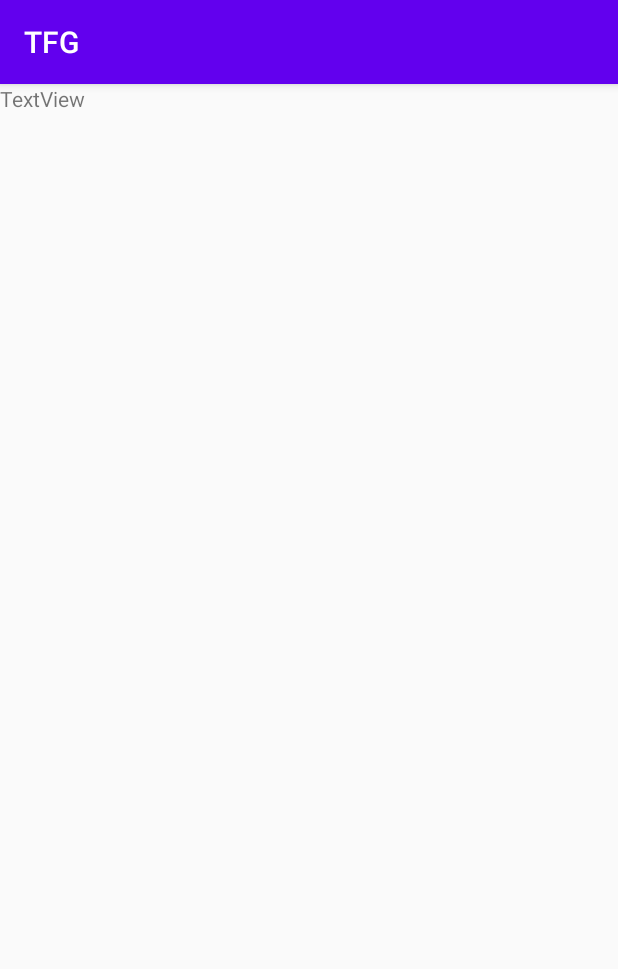
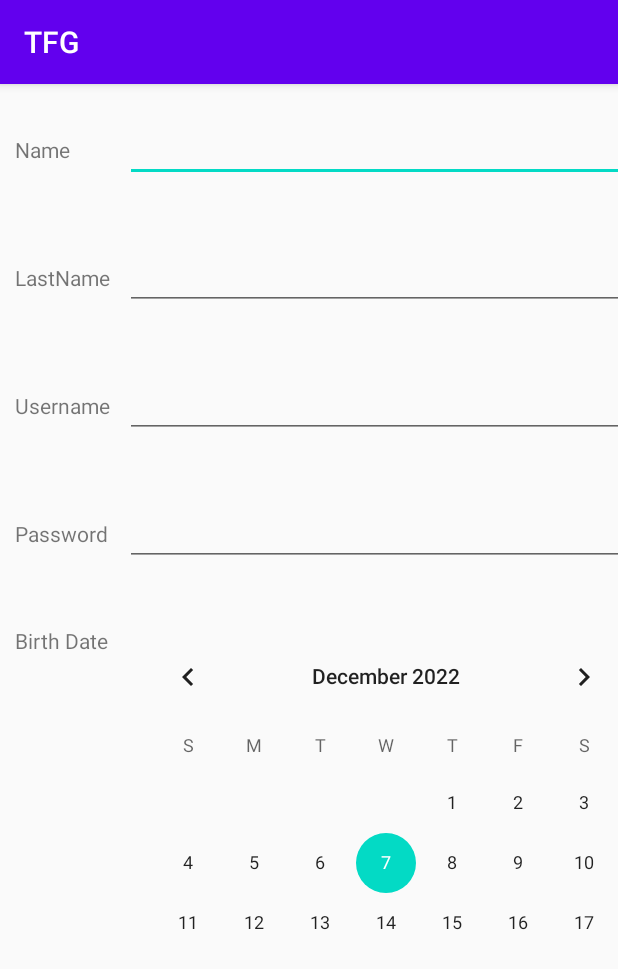
Before and after one commit to David-Francesch/TFG, an Android app: the RegisterWindow screen opened directly, with no data from a screen before it, on a phone screen of 412 x 824 dp. Shown: the top 969 px of the screen. Run offline under Robolectric (Android 15) with nearby library versions, the phone set to English and light mode, and no system bars.

Commit message:
color, shape, regWindow

```diff
--- /dev/null
+++ b/app/src/main/res/drawable/shape.xml
@@ -0,0 +1,5 @@
+<?xml version="1.0" encoding="utf-8"?>
+<shape xmlns:android="http://schemas.android.com/apk/res/android">
+    <corners android:radius="50dp"></corners>
+    <solid android:color="@color/green"></solid>
+</shape>
--- a/app/src/main/res/layout/activity_main.xml
+++ b/app/src/main/res/layout/activity_main.xml
@@ -5,6 +5,19 @@
     android:layout_width="match_parent"
     android:layout_height="match_parent"
     tools:context=".MainActivity">
+
+    <TextView
+        android:id="@+id/NombreApp"
+        android:layout_width="wrap_content"
+        android:layout_height="wrap_content"
+        android:text="NombreApp"
+        android:textAlignment="center"
+
+        app:layout_constraintBottom_toBottomOf="parent"
+        app:layout_constraintEnd_toEndOf="parent"
+        app:layout_constraintStart_toStartOf="parent"
+        app:layout_constraintTop_toTopOf="parent"
+        app:layout_constraintVertical_bias="0.132" />
 
     <TextView
         android:id="@+id/UserText"
@@ -49,6 +62,18 @@
         app:layout_constraintBottom_toBottomOf="parent"
         app:layout_constraintEnd_toEndOf="parent" />
 
+    <TextView
+        android:id="@+id/FPass"
+        android:layout_width="wrap_content"
+        android:layout_height="wrap_content"
+        android:layout_marginTop="21dp"
+        android:layout_marginEnd="39dp"
+        android:text="Forget Password"
+        app:layout_constraintBottom_toBottomOf="parent"
+        app:layout_constraintEnd_toEndOf="parent"
+        app:layout_constraintTop_toBottomOf="@+id/PassField"
+        app:layout_constraintVertical_bias="0.0" />
+
     <Button
         android:id="@+id/Login"
         android:layout_width="wrap_content"
--- a/app/src/main/res/layout/activity_register_window.xml
+++ b/app/src/main/res/layout/activity_register_window.xml
@@ -6,12 +6,111 @@
     android:layout_height="match_parent"
     tools:context=".RegisterWindow">
 
-    <TextView
-        android:id="@+id/textView"
-        android:layout_width="wrap_content"
-        android:layout_height="wrap_content"
-        android:text="TextView"
-        tools:layout_editor_absoluteX="36dp"
-        tools:layout_editor_absoluteY="74dp" />
+    <TableLayout
+        android:layout_width="match_parent"
+        android:layout_height="match_parent"
+        tools:layout_editor_absoluteX="0dp"
+        tools:layout_editor_absoluteY="0dp">
+
+        <TableRow
+            android:layout_width="match_parent"
+            android:layout_height="match_parent"
+            style="@style/RegRows">
+
+            <TextView
+                style="@style/TextReg"
+                android:id="@+id/nameReg"
+                android:layout_width="wrap_content"
+                android:layout_height="wrap_content"
+                android:text="Name"/>
+
+            <EditText
+                android:id="@+id/editTextTextPersonName2"
+                android:layout_width="wrap_content"
+                android:layout_height="wrap_content"
+                android:ems="10"
+                android:inputType="textPersonName"
+                android:text="" />
+        </TableRow>
+
+        <TableRow
+            style="@style/RegRows"
+            android:layout_width="match_parent"
+            android:layout_height="match_parent">
+
+            <TextView
+                style="@style/TextReg"
+                android:id="@+id/LastNReg"
+                android:layout_width="wrap_content"
+                android:layout_height="wrap_content"
+                android:text="LastName" />
+
+            <EditText
+                android:id="@+id/editTextTextPersonName"
+                android:layout_width="wrap_content"
+                android:layout_height="wrap_content"
+                android:ems="10"
+                android:inputType="textPersonName"
+                android:text="" />
+        </TableRow>
+
+        <TableRow
+            style="@style/RegRows"
+            android:layout_width="match_parent"
+            android:layout_height="match_parent">
+            <TextView
+                style="@style/TextReg"
+                android:id="@+id/UserReg"
+                android:layout_width="wrap_content"
+                android:layout_height="wrap_content"
+                android:text="Username" />
+
+            <EditText
+                android:id="@+id/editTextTextPersonName4"
+                android:layout_width="wrap_content"
+                android:layout_height="wrap_content"
+                android:ems="10"
+                android:inputType="textPersonName"
+                android:text="" />
+        </TableRow>
+
+        <TableRow
+            android:layout_width="match_parent"
+            android:layout_height="match_parent"
+            style="@style/RegRows">
+            <TextView
+                style="@style/TextReg"
+                android:id="@+id/PassReg"
+                android:layout_width="wrap_content"
+                android:layout_height="wrap_content"
+                android:text="Password" />
+
+            <EditText
+                android:id="@+id/editTextTextPassword"
+                android:layout_width="wrap_content"
+                android:layout_height="wrap_content"
+                android:ems="10"
+                android:inputType="textPassword" />
+
+        </TableRow>
+
+        <TableRow
+            style="@style/RegRows"
+            android:layout_width="match_parent"
+            android:layout_height="match_parent">
+
+            <TextView
+                style="@style/TextReg"
+                android:id="@+id/BirthReg"
+                android:layout_width="wrap_content"
+                android:layout_height="wrap_content"
+                android:text="Birth Date" />
+
+            <CalendarView
+                android:layout_height="220dp"
+                android:layout_width="match_parent">
+            </CalendarView>
+        </TableRow>
+    </TableLayout>
 
 </android.support.constraint.ConstraintLayout>
--- /dev/null
+++ b/app/src/main/res/values-v26/styles.xml
@@ -0,0 +1,10 @@
+<?xml version="1.0" encoding="utf-8"?>
+<resources>
+
+    <style name="RegRows">
+        <item name="android:paddingVertical">20dp</item>
+    </style>
+    <style name="TextReg">
+        <item name="android:layout_marginHorizontal">10dp</item>
+    </style>
+</resources>
--- a/app/src/main/res/values/colors.xml
+++ b/app/src/main/res/values/colors.xml
@@ -7,5 +7,5 @@
     <color name="teal_700">#FF018786</color>
     <color name="black">#FF000000</color>
     <color name="white">#FFFFFFFF</color>
-
+    <color name="green">#62DA4C</color>
 </resources>
```
